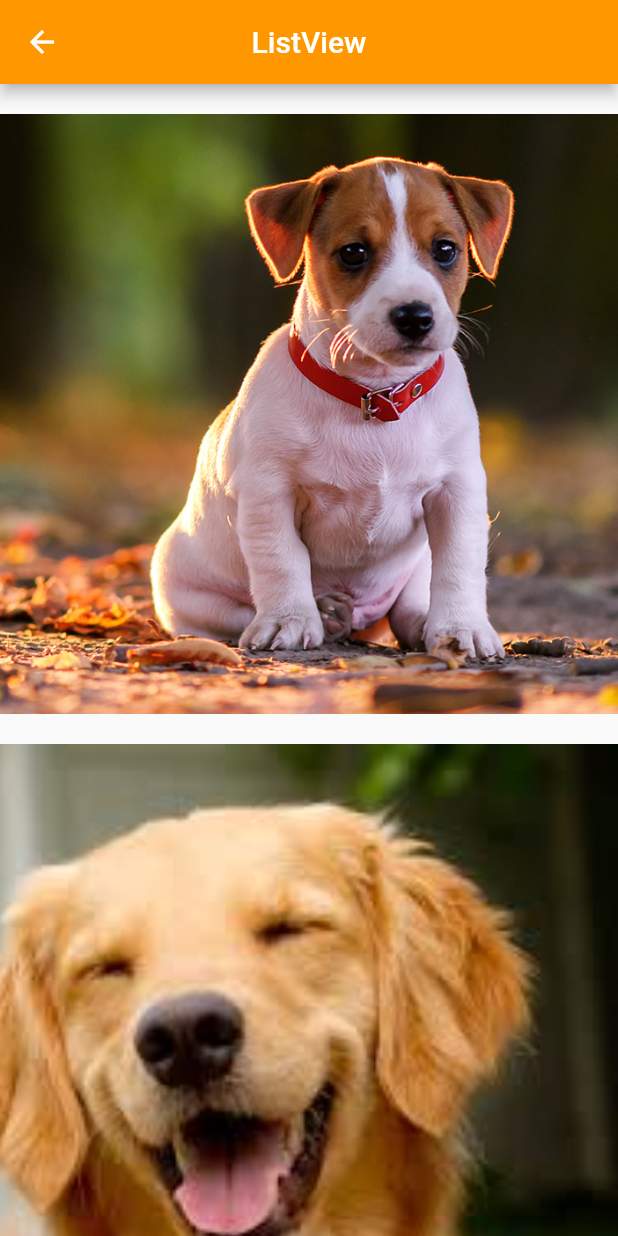
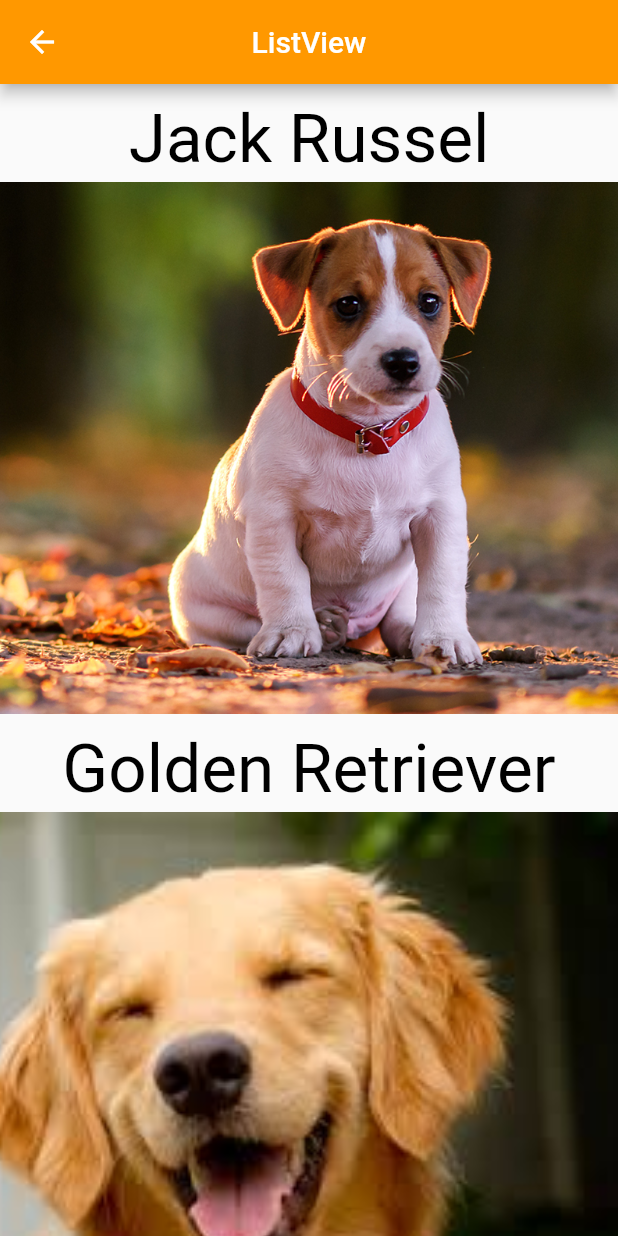
Before and after one commit to EduardoLevandoski/FlutterPracticeApplication, a Flutter app: the screen it shows after launch, after a tap on "ListView", on a phone screen of 412 x 824 dp. Run offline on Flutter 3.47's test engine with Material 2 defaults, Android fonts, the phone set to English and light mode, and no system bars.

Commit message:
list view stack and button radius

```diff
--- a/lib/pages/list_view_page.dart
+++ b/lib/pages/list_view_page.dart
@@ -8,6 +8,7 @@ class Dog {
 
   getPicture() => _img(picture);
 
+  getText() => _text(name);
 }
 
 class ListViewPage extends StatelessWidget {
@@ -36,17 +37,42 @@ _body() {
   ];
 
   return ListView.builder(
-      itemCount: dogs.length,
-      itemExtent: 420,
-      itemBuilder: (context, index) => dogs[index].getPicture());
+    itemCount: dogs.length,
+    itemExtent: 420,
+    itemBuilder: (context, index) {
+      return Stack(
+        fit: StackFit.expand,
+        children: [
+          dogs[index].getPicture(),
+          dogs[index].getText(),
+        ],
+      );
+    },
+  );
 }
 
 _img(String img) {
   return Container(
-    padding: const EdgeInsets.only(top: 20),
+    padding: const EdgeInsets.only(top: 65),
     child: Image.asset(
       "assets/images/" + img,
       fit: BoxFit.cover,
     ),
   );
 }
+
+_text(String text) {
+  return Align(
+    alignment: Alignment.topCenter,
+    child: Container(
+      padding: const EdgeInsets.all(10),
+      child: Text(
+        text,
+        style: const TextStyle(
+          fontSize: 45,
+          color: Colors.black,
+        ),
+      ),
+    ),
+  );
+}
--- a/lib/widgets/default_button.dart
+++ b/lib/widgets/default_button.dart
@@ -20,6 +20,9 @@ class DefaultButton extends StatelessWidget {
       ),
       style: ElevatedButton.styleFrom(
         primary: color,
+        shape: RoundedRectangleBorder(
+          borderRadius: BorderRadius.circular(6),
+        ),
       ),
     );
   }
```
